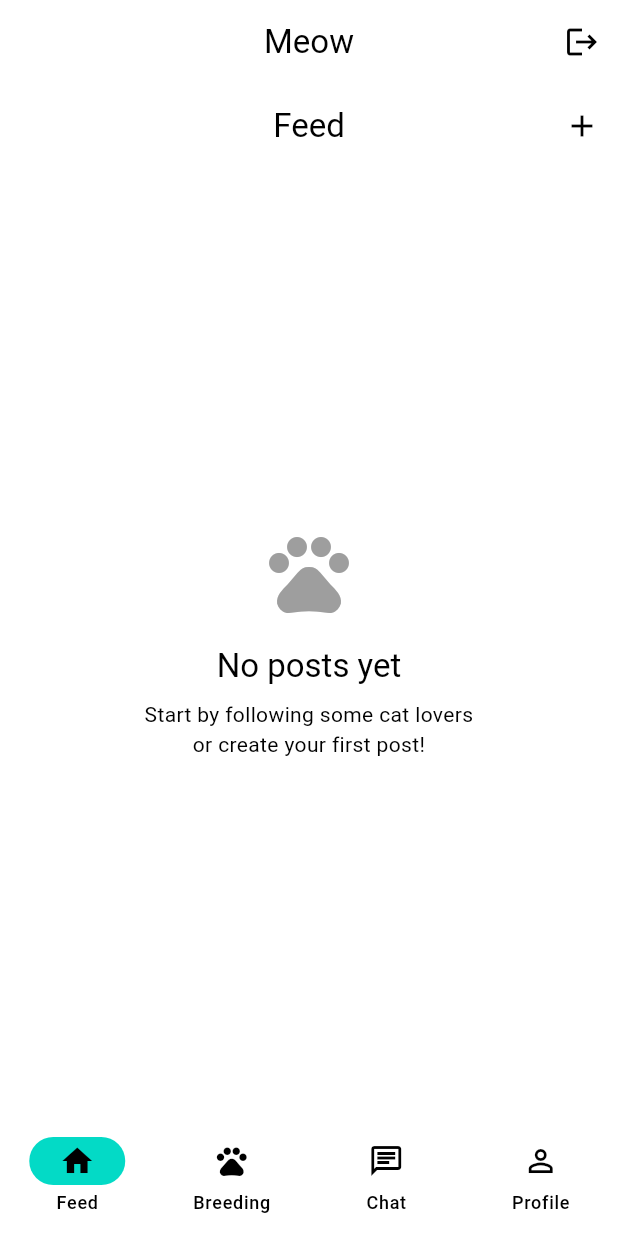
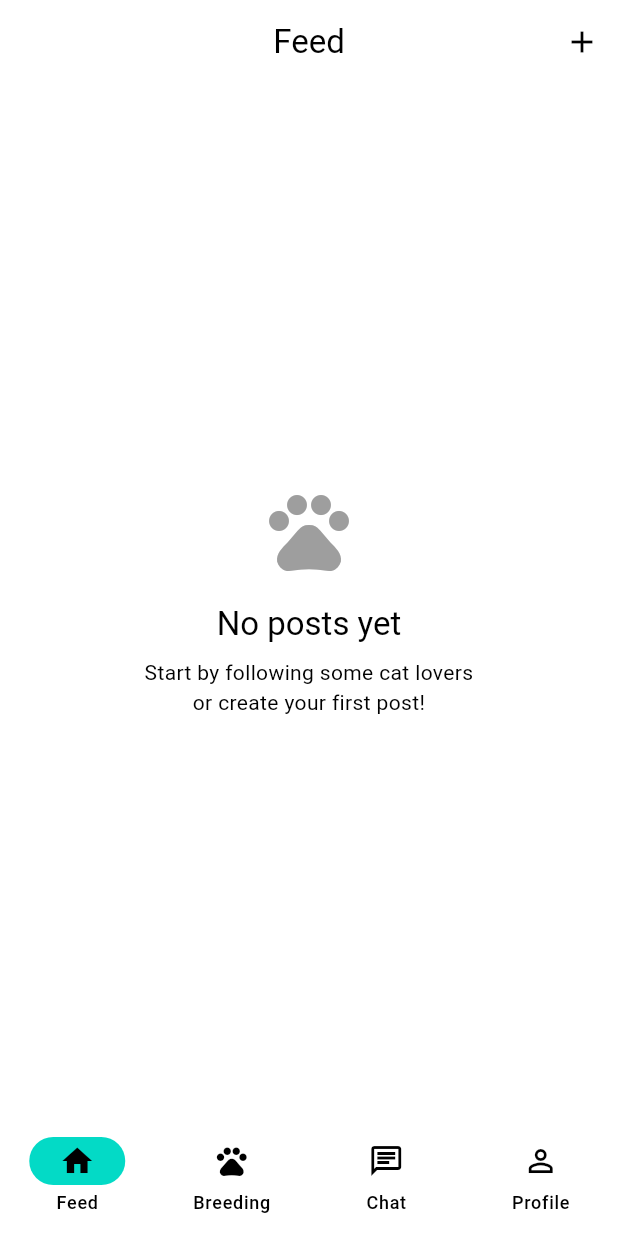
Before and after one commit to ionescueduard/meow, a Flutter app: the screen it shows once a user with an empty profile is signed in, on a phone screen of 412 x 824 dp. Run offline on Flutter 3.47's test engine with Material 3 defaults, Android fonts, the phone set to English and light mode, and no system bars; our stand-ins replace cached_network_image, cloud_firestore, firebase_auth, firebase_core, firebase_messaging, firebase_storage and 5 more; missing offline and left inert: firebase_ui_auth, firebase_ui_oauth_google; accounts and stored records are empty.

Commit message:
removed general app bar small fixes

```diff
--- a/lib/screens/home/home_screen.dart
+++ b/lib/screens/home/home_screen.dart
@@ -26,15 +26,7 @@ class _HomeScreenState extends State<HomeScreen> {
   @override
   Widget build(BuildContext context) {
     return Scaffold(
-      appBar: AppBar(
-        title: const Text('Meow'),
-        actions: [
-          IconButton(
-            icon: const Icon(Icons.logout),
-            onPressed: () => context.read<AuthService>().signOut(),
-          ),
-        ],
-      ),
+      appBar: null,
       body: _screens[_currentIndex],
       bottomNavigationBar: NavigationBar(
         selectedIndex: _currentIndex,
```
Also changed, not shown: lib/screens/profile/profile_screen.dart (+14 -7 lines).
